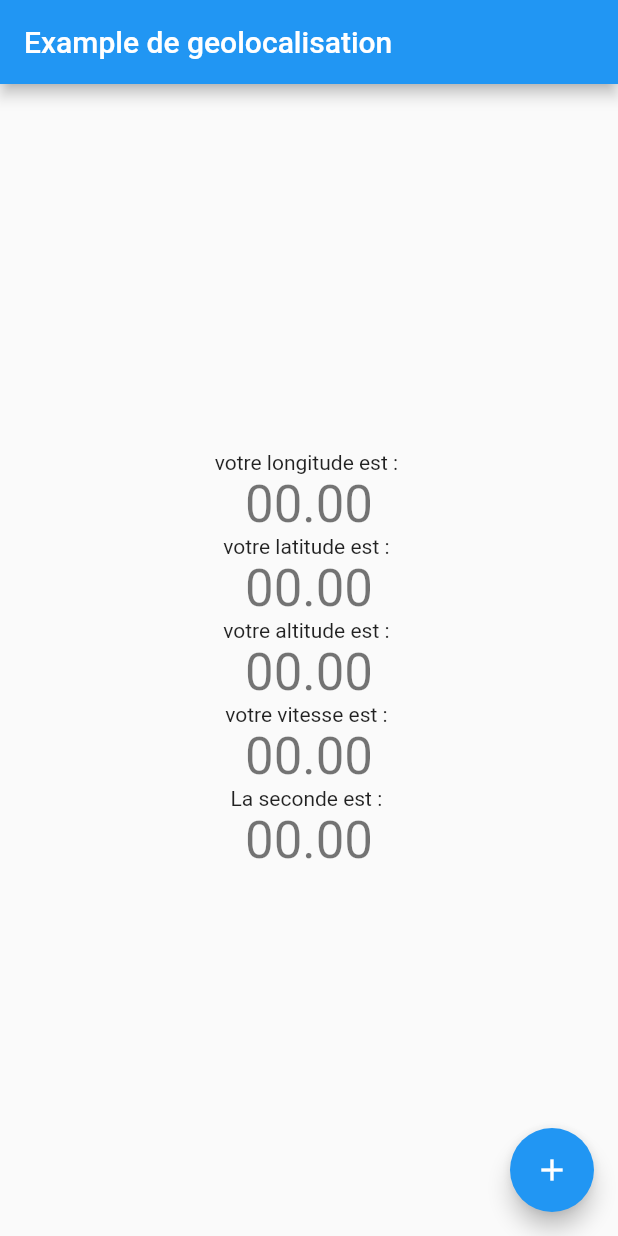
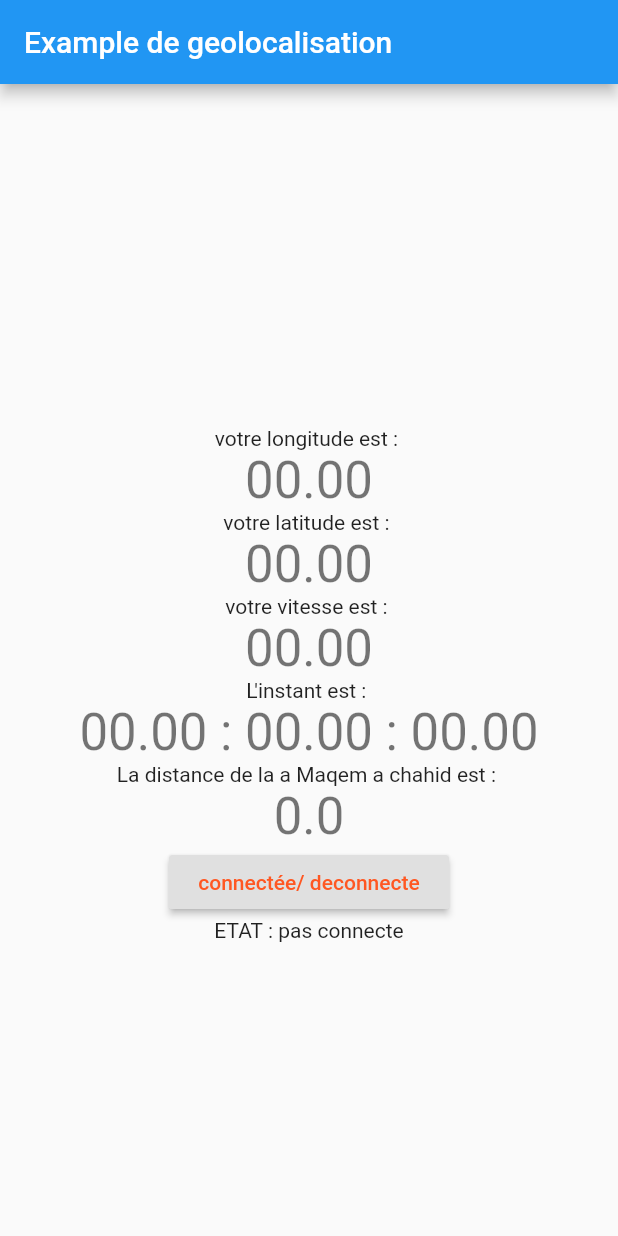
Before and after one commit to looklok/Geo, a Flutter app: the screen it shows after launch, on a phone screen of 412 x 824 dp. Run offline on Flutter 3.47's test engine with Material 2 defaults, Android fonts, the phone set to English and light mode, and no system bars; our stand-ins replace geolocator.

Commit message:
the app presented le 26/02/2019 contains no firestore

```diff
--- a/lib/main.dart
+++ b/lib/main.dart
@@ -1,5 +1,6 @@
 import 'package:flutter/material.dart';
 import 'package:geolocator/geolocator.dart';
+import 'dart:async';
 
 void main() => runApp(MyApp());
 
@@ -25,47 +26,91 @@ class MyHomePage extends StatefulWidget {
 }
 
 class _MyHomePageState extends State<MyHomePage> {
-  String adress_longitude = '00.00';
+  String adress_longitude = '00.00' ;
   String adress_latitude = '00.00';
-  String adress_altitude = '00.00';
-  String adress_time = '00.00';
+  String adress_time_seconde = '00.00';
+  String adress_time_heure = '00.00';
+  String adress_time_minute = '00.00';
+
   String adress_speed = '00.00';
-
+  String localite='';
+  bool connected = false;
+  String siconnecte = 'ETAT : pas connecte';
+  String wilaya='';
+  StreamSubscription<Position> positionStream ;
+  double distance=0;
 
   Future getadress () async{
-
-    Position position = await Geolocator().getCurrentPosition(desiredAccuracy: LocationAccuracy.bestForNavigation);
+    int i =0;
+    /*Position position = await Geolocator().getCurrentPosition(desiredAccuracy: LocationAccuracy.bestForNavigation);
     adress_longitude = position.longitude.toString();
     adress_latitude = position.latitude.toString();
-    adress_altitude = position.altitude.toString();
     adress_time = position.timestamp.second.toString();
     adress_speed = position.speed.toString();
     print('$adress_latitude $adress_longitude $adress_altitude');
-    double d = await Geolocator().distanceBetween(36.7179526, 3.1530259, 36.7179609, 3.1527123);
-    print( d );
-   // Geolocator().getPositionStream()
+    List<Placemark> placemark = await Geolocator().placemarkFromCoordinates(position.latitude, position.longitude);
+    localite = placemark[0].locality;
+    wilaya = placemark[0].administrativeArea;*/
+    if (connected == true) {
+      var locationOptions = LocationOptions(accuracy: LocationAccuracy.bestForNavigation, distanceFilter: 10);
 
+      positionStream = Geolocator().getPositionStream(locationOptions).listen((Position position1)
+          {
 
+                  print(i);
+                  i++;
+                  print(position1 == null ? 'Unknown' : position1.latitude.toString() + ', ' + position1.longitude.toString());
+                  adress_longitude = position1.longitude.toString();
+                  adress_latitude = position1.latitude.toString();
+                  adress_speed=(position1.speed*1.85).toString();
+                  adress_time_seconde = position1.timestamp.second.toString();
+                  adress_time_minute = position1.timestamp.minute.toString();
+                  adress_time_heure = position1.timestamp.hour.toString();
+                  print(position1.speedAccuracy);
+                  Geolocator().distanceBetween(36.745664, 3.069634, position1.latitude, position1.longitude).then((double d){
+                    distance=d;
+                  });
+
+                  setState(() {});
+
+          });
+    }else {
+      print('heeeeeeeere');
+      positionStream.cancel();
+      setState(() {
+
+      });
+
+    }
   }
+
   void recuperer_adr() async {
     try {
       await getadress();
     } catch(e) {
       print(e);
     }
+  }
+  void connect ()
+  {
+    if (connected==false){connected = true;
+    siconnecte = 'ETAT :connecte';
+    recuperer_adr();
+    setState(() {
 
-    setState(() {
-    });
-  }
+    });}
+    else {
+      connected = false;
+      siconnecte = 'ETAT : pas connecte';
+      print('stream cancelled');
+      positionStream.cancel();
+      setState(() {});
+          }
+    }
 
   @override
   Widget build(BuildContext context) {
-    // This method is rerun every time setState is called, for instance as done
-    // by the _incrementCounter method above.
-    //
-    // The Flutter framework has been optimized to make rerunning build methods
-    // fast, so that you can just rebuild anything that needs updating rather
-    // than having to individually change instances of widgets.
+
     return Scaffold(
       appBar: AppBar(
         // Here we take the value from the MyHomePage object that was created by
@@ -78,6 +123,12 @@ class _MyHomePageState extends State<MyHomePage> {
         child: Column(
           mainAxisAlignment: MainAxisAlignment.center,
           children: <Widget>[
+            Text(
+              wilaya + '  '+localite
+            ),
+            Text(
+              '             '
+            ),
             Text(
               'votre longitude est : ',
             ),
@@ -92,13 +143,7 @@ class _MyHomePageState extends State<MyHomePage> {
               '$adress_latitude',
               style: Theme.of(context).textTheme.display1,
             ),
-            Text(
-              'votre altitude est : ',
-            ),
-            Text(
-              '$adress_altitude',
-              style: Theme.of(context).textTheme.display1,
-            ),
+
             Text(
               'votre vitesse est : ',
             ),
@@ -107,20 +152,28 @@ class _MyHomePageState extends State<MyHomePage> {
               style: Theme.of(context).textTheme.display1,
             ),
             Text(
-              'La seconde est : ',
+              'L\'instant est : ',
             ),
             Text(
-              '$adress_time',
+              '$adress_time_heure : $adress_time_minute : $adress_time_seconde',
               style: Theme.of(context).textTheme.display1,
             ),
+            Text(
+              'La distance de la a Maqem a chahid est : ',
+            ),
+            Text(
+              '$distance',
+              style: Theme.of(context).textTheme.display1,
+            ),
+            RaisedButton(child: Text(' connectée/ deconnecte '),
+             textColor: Colors.deepOrange,
+              onPressed: connect ,
+            ),
+            Text(siconnecte)
           ],
         ),
       ),
-      floatingActionButton: FloatingActionButton(
-        onPressed: recuperer_adr,
-        tooltip: 'Increment',
-        child: Icon(Icons.add),
-      ), // This trailing comma makes auto-formatting nicer for build methods.
+       // This trailing comma makes auto-formatting nicer for build methods.
     );
   }
 }
```
Also changed, not shown: lib/couple.dart (deleted, +0 -10 lines), 1 other file.
